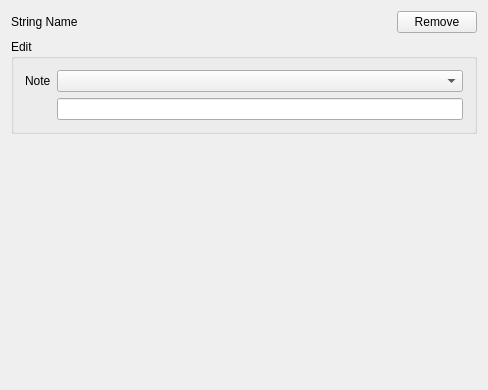
Before: the Qt Designer form src/qt/Settings/StringEditArea.ui in chuckfairy/OrzaSteel, drawn with Qt 5.
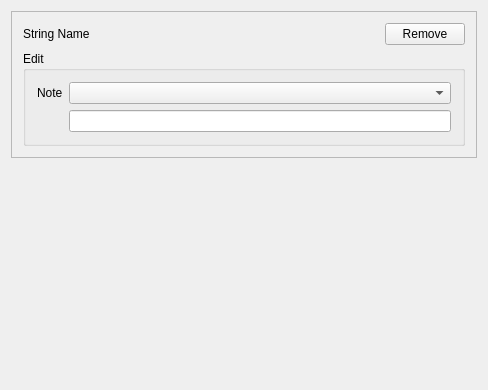
After: the same form once the commit is applied.

Commit message: design cleanup pedals broken, load at startup

What changed in the file:
```diff
--- a/src/qt/Settings/StringEditArea.ui
+++ b/src/qt/Settings/StringEditArea.ui
@@ -19,6 +19,15 @@
   <property name="windowTitle">
    <string>Window</string>
   </property>
+  <layout class="QVBoxLayout" name="verticalLayout_3">
+   <item>
+    <widget class="QFrame" name="frame">
+     <property name="frameShape">
+      <enum>QFrame::StyledPanel</enum>
+     </property>
+     <property name="frameShadow">
+      <enum>QFrame::Raised</enum>
+     </property>
   <layout class="QVBoxLayout" name="verticalLayout">
    <item>
     <layout class="QVBoxLayout" name="layout">
@@ -116,6 +125,9 @@
       </widget>
      </item>
     </layout>
+      </item>
+     </layout>
+    </widget>
    </item>
    <item>
     <spacer name="verticalSpacer">
```
Lines whose indentation alone changed are shown as unchanged. The commit also changes 7 other files.
